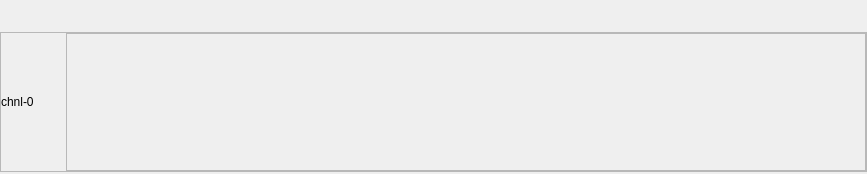
The window that MCIUI/通道波形/chnlwave.ui (sunningxiao/RFSdemo) describes before a commit, drawn with Qt 5.
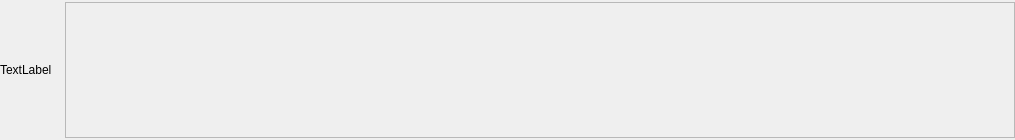
The same window after the commit.

Diff of the .ui file:
```diff
--- a/MCIUI/通道波形/chnlwave.ui
+++ b/MCIUI/通道波形/chnlwave.ui
@@ -6,77 +6,60 @@
    <rect>
     <x>0</x>
     <y>0</y>
-    <width>867</width>
-    <height>174</height>
+    <width>1015</width>
+    <height>140</height>
    </rect>
   </property>
-  <property name="sizePolicy">
-   <sizepolicy hsizetype="Expanding" vsizetype="Expanding">
-    <horstretch>0</horstretch>
-    <verstretch>0</verstretch>
-   </sizepolicy>
-  </property>
   <property name="minimumSize">
    <size>
     <width>0</width>
-    <height>0</height>
-   </size>
-  </property>
-  <property name="maximumSize">
-   <size>
-    <width>16777215</width>
-    <height>16777215</height>
+    <height>140</height>
    </size>
   </property>
   <property name="windowTitle">
    <string>Form</string>
   </property>
-  <property name="toolTipDuration">
-   <number>0</number>
-  </property>
-  <layout class="QGridLayout" name="gridLayout">
+  <layout class="QHBoxLayout" name="horizontalLayout" stretch="0,0">
+   <property name="spacing">
+    <number>0</number>
+   </property>
    <property name="leftMargin">
     <number>0</number>
    </property>
    <property name="topMargin">
-    <number>0</number>
+    <number>2</number>
    </property>
    <property name="rightMargin">
     <number>0</number>
    </property>
    <property name="bottomMargin">
-    <number>10</number>
+    <number>2</number>
    </property>
-   <property name="spacing">
-    <number>0</number>
-   </property>
-   <item row="0" column="0">
-    <widget class="QFrame" name="frame_25">
-     <property name="sizePolicy">
-      <sizepolicy hsizetype="Expanding" vsizetype="Expanding">
-       <horstretch>0</horstretch>
-       <verstretch>0</verstretch>
-      </sizepolicy>
-     </property>
-     <property name="minimumSize">
-      <size>
-       <width>0</width>
-       <height>140</height>
-      </size>
-     </property>
+   <item>
+    <widget class="QLabel" name="chnl_0">
      <property name="maximumSize">
       <size>
-       <width>16777215</width>
-       <height>100</height>
+       <width>65</width>
+       <height>16777215</height>
       </size>
      </property>
+     <property name="styleSheet">
+      <string notr="true">border:1px;</string>
+     </property>
+     <property name="text">
+      <string>TextLabel</string>
+     </property>
+    </widget>
+   </item>
+   <item>
+    <widget class="QFrame" name="wave_0">
      <property name="frameShape">
       <enum>QFrame::StyledPanel</enum>
      </property>
      <property name="frameShadow">
       <enum>QFrame::Raised</enum>
      </property>
-     <layout class="QHBoxLayout" name="horizontalLayout">
+     <layout class="QVBoxLayout" name="verticalLayout_2">
       <property name="spacing">
        <number>0</number>
       </property>
@@ -93,72 +76,11 @@
        <number>0</number>
       </property>
       <item>
-       <widget class="QLabel" name="chnl_0">
-        <property name="sizePolicy">
-         <sizepolicy hsizetype="Preferred" vsizetype="Preferred">
-          <horstretch>0</horstretch>
-          <verstretch>0</verstretch>
-         </sizepolicy>
+       <layout class="QVBoxLayout" name="verticalLayout">
+        <property name="spacing">
+         <number>0</number>
         </property>
-        <property name="minimumSize">
-         <size>
-          <width>65</width>
-          <height>79</height>
-         </size>
-        </property>
-        <property name="maximumSize">
-         <size>
-          <width>20</width>
-          <height>16777215</height>
-         </size>
-        </property>
-        <property name="text">
-         <string>chnl-0</string>
-        </property>
-       </widget>
-      </item>
-      <item>
-       <widget class="QFrame" name="wave_0">
-        <property name="sizePolicy">
-         <sizepolicy hsizetype="Expanding" vsizetype="Expanding">
-          <horstretch>0</horstretch>
-          <verstretch>0</verstretch>
-         </sizepolicy>
-        </property>
-        <property name="frameShape">
-         <enum>QFrame::StyledPanel</enum>
-        </property>
-        <property name="frameShadow">
-         <enum>QFrame::Raised</enum>
-        </property>
-        <layout class="QGridLayout" name="gridLayout_2">
-         <property name="leftMargin">
-          <number>0</number>
-         </property>
-         <property name="topMargin">
-          <number>0</number>
-         </property>
-         <property name="rightMargin">
-          <number>0</number>
-         </property>
-         <property name="bottomMargin">
-          <number>0</number>
-         </property>
-         <property name="spacing">
-          <number>0</number>
-         </property>
-         <item row="0" column="0">
-          <layout class="QVBoxLayout" name="verticalLayout">
-           <property name="spacing">
-            <number>0</number>
-           </property>
-           <property name="bottomMargin">
-            <number>0</number>
-           </property>
-          </layout>
-         </item>
-        </layout>
-       </widget>
+       </layout>
       </item>
      </layout>
     </widget>
```
